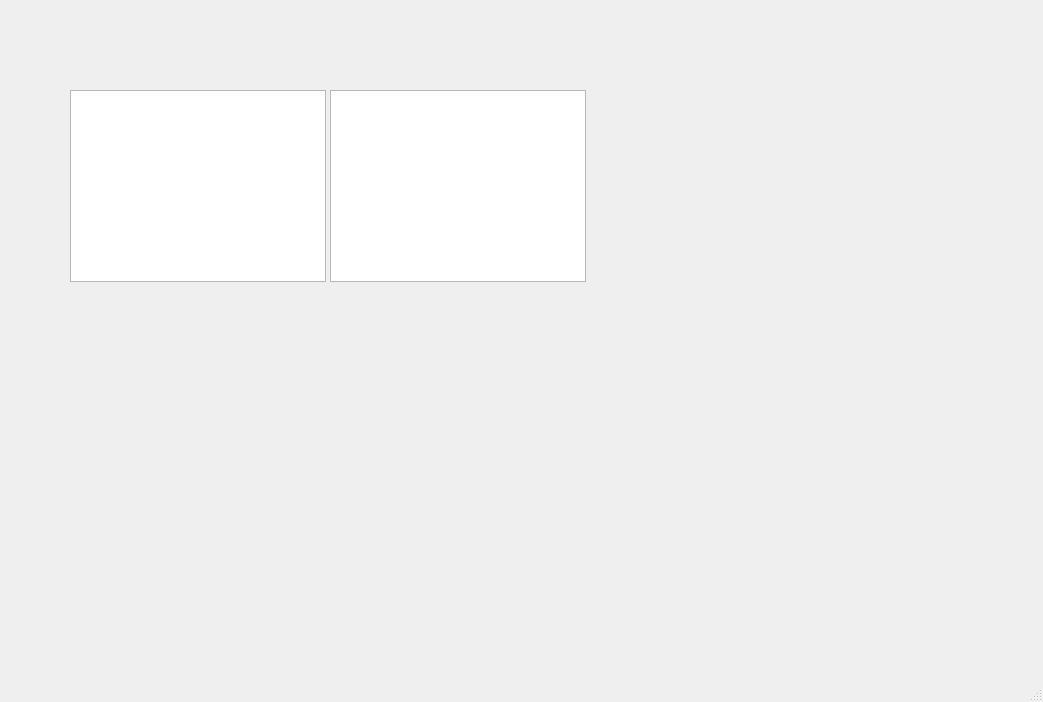
Qt form main_window.ui (smash14/badminton_matchmaker) before a commit.
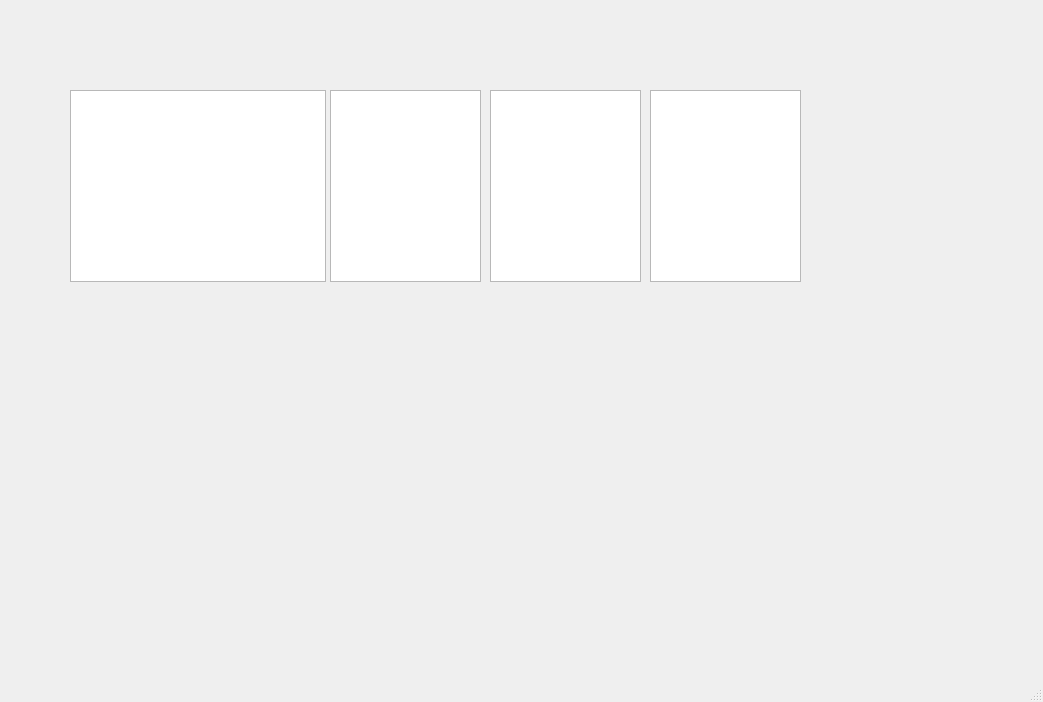
The same form after that commit.

Commit message: add blocked and unwanted match dates

```diff
--- a/main_window.ui
+++ b/main_window.ui
@@ -29,7 +29,27 @@
      <rect>
       <x>330</x>
       <y>90</y>
-      <width>256</width>
+      <width>151</width>
+      <height>192</height>
+     </rect>
+    </property>
+   </widget>
+   <widget class="QListWidget" name="listWidget_blocked_match_dates">
+    <property name="geometry">
+     <rect>
+      <x>490</x>
+      <y>90</y>
+      <width>151</width>
+      <height>192</height>
+     </rect>
+    </property>
+   </widget>
+   <widget class="QListWidget" name="listWidget_unwanted_match_dates">
+    <property name="geometry">
+     <rect>
+      <x>650</x>
+      <y>90</y>
+      <width>151</width>
       <height>192</height>
      </rect>
     </property>
```
The commit also changes 4 other files.
